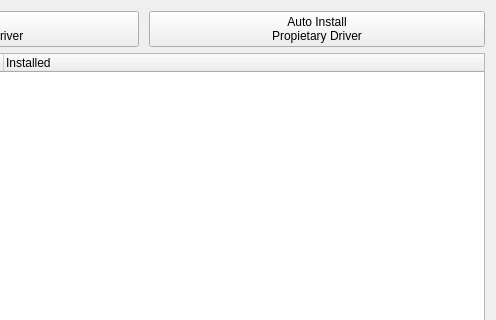
Above: src/manjaro-settings-manager/pages/page_mhwd.ui from manjaro/manjaro-settings-manager before the change; both pictures show x 208 to 704 and y 0 to 320 of the 704 by 513 pixel window. Below: the same form after it.
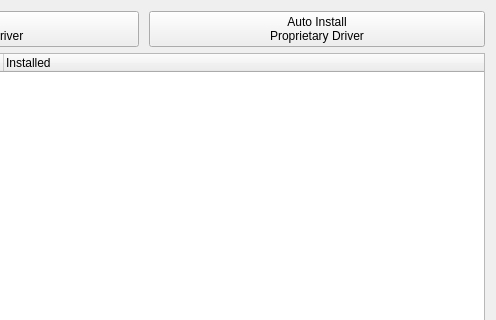
That is the form after the change.

Diff of the .ui file:
```diff
--- a/src/manjaro-settings-manager/pages/page_mhwd.ui
+++ b/src/manjaro-settings-manager/pages/page_mhwd.ui
@@ -43,7 +43,7 @@
       <widget class="QPushButton" name="buttonInstallFree">
        <property name="text">
         <string>Auto Install
-Propietary Driver</string>
+Proprietary Driver</string>
        </property>
       </widget>
      </item>
```
